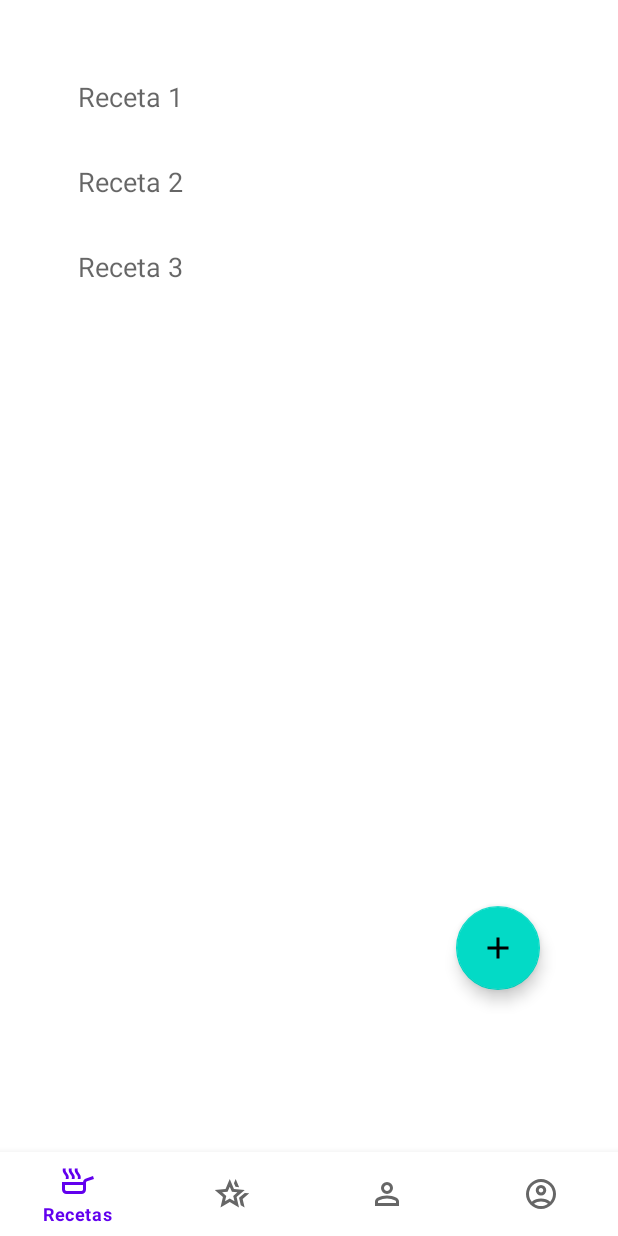
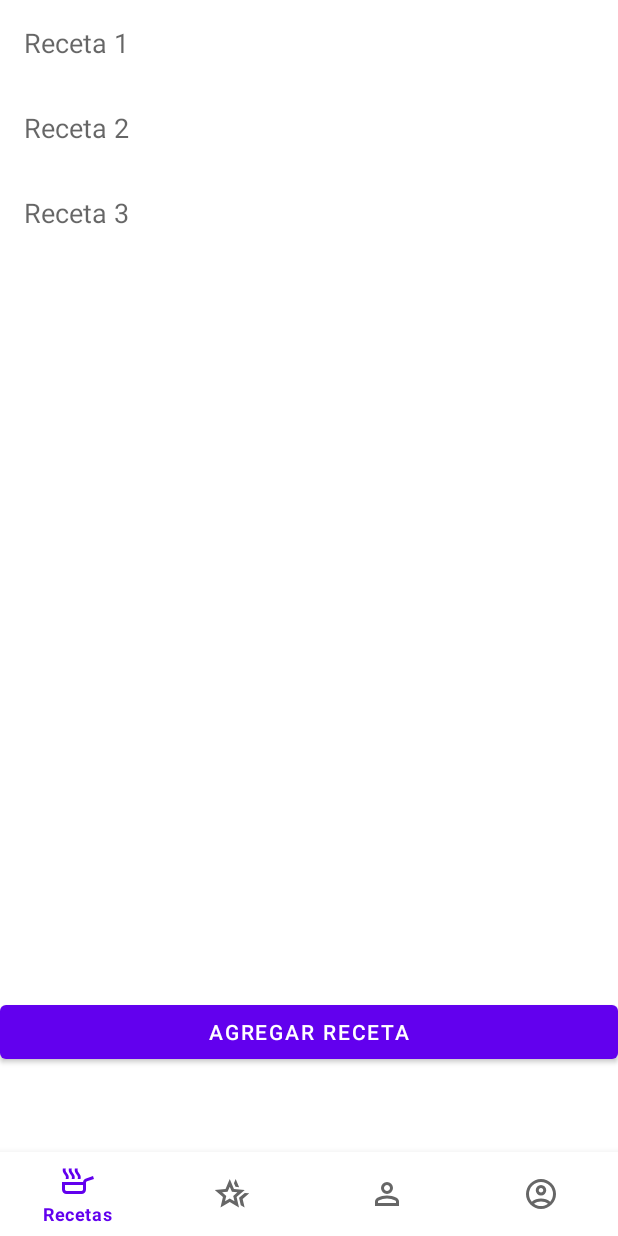
Before and after one commit to cgilsanchez/RECETEOQUETEVE0, an Android app: the RecipeListFragment screen opened through its navigation route, on a phone screen of 412 x 824 dp. Run offline under Robolectric (Android 15) with nearby library versions, the phone set to English and light mode, and no system bars; our stand-ins replace navigation-ui.

Commit message:
first commit

```diff
--- a/app/src/main/java/com/example/receteo/ui/RecipeListFragment.kt
+++ b/app/src/main/java/com/example/receteo/ui/RecipeListFragment.kt
@@ -39,5 +39,12 @@ class RecipeListFragment : Fragment() {
         }
 
         recyclerView.adapter = adapter
+
+        // Configurar el botón para agregar una nueva receta
+        val addRecipeButton = view.findViewById<View>(R.id.buttonAddRecipe)
+        addRecipeButton.setOnClickListener {
+            // Navegar al RecipeCreateFragment
+            Navigation.findNavController(view).navigate(R.id.action_recipeListFragment_to_recipeCreateFragment)
+        }
     }
 }
--- a/app/src/main/res/layout/fragment_recipe_list.xml
+++ b/app/src/main/res/layout/fragment_recipe_list.xml
@@ -1,25 +1,21 @@
-
 <androidx.constraintlayout.widget.ConstraintLayout xmlns:android="http://schemas.android.com/apk/res/android"
-xmlns:app="http://schemas.android.com/apk/res-auto"
     android:layout_width="match_parent"
     android:layout_height="match_parent"
-    android:padding="36dp">
+    xmlns:app="http://schemas.android.com/apk/res-auto">
 
+    <!-- RecyclerView para mostrar la lista de recetas -->
     <androidx.recyclerview.widget.RecyclerView
         android:id="@+id/recycler_view_recipes"
-    android:layout_width="0dp"
+        android:layout_width="match_parent"
         android:layout_height="0dp"
         app:layout_constraintTop_toTopOf="parent"
-    app:layout_constraintBottom_toBottomOf="parent"
-    app:layout_constraintStart_toStartOf="parent"
-    app:layout_constraintEnd_toEndOf="parent" />
+        app:layout_constraintBottom_toTopOf="@+id/buttonAddRecipe" />
 
-<com.google.android.material.floatingactionbutton.FloatingActionButton
-    android:id="@+id/fab_add_recipe"
-    android:layout_width="wrap_content"
+    <!-- Botón para agregar una nueva receta -->
+    <Button
+        android:id="@+id/buttonAddRecipe"
+        android:layout_width="match_parent"
         android:layout_height="wrap_content"
-    android:layout_margin="16dp"
-    app:layout_constraintBottom_toBottomOf="parent"
-    app:layout_constraintEnd_toEndOf="parent"
-    android:src="@drawable/ic_add" />
+        android:text="Agregar Receta"
+        app:layout_constraintBottom_toBottomOf="parent" />
 </androidx.constraintlayout.widget.ConstraintLayout>
--- a/app/src/main/res/navigation/nav_graph.xml
+++ b/app/src/main/res/navigation/nav_graph.xml
@@ -10,8 +10,7 @@
         tools:layout="@layout/fragment_login">
         <action
             android:id="@+id/action_loginFragment_to_registerFragment"
-            app:destination="@id/registerFragment"
-            />
+            app:destination="@id/registerFragment" />
         <action
             android:id="@+id/action_loginFragment_to_recipeListFragment"
             app:destination="@id/recipeListFragment" />
@@ -39,6 +38,9 @@
                 android:name="recipeName"
                 app:argType="string" />
         </action>
+        <action
+            android:id="@+id/action_recipeListFragment_to_recipeCreateFragment"
+            app:destination="@id/recipeCreateFragment" />
     </fragment>
 
     <!-- RecipeDetailFragment -->
@@ -50,4 +52,10 @@
             android:name="recipeName"
             app:argType="string" />
     </fragment>
+
+    <!-- RecipeCreateFragment -->
+    <fragment
+        android:id="@+id/recipeCreateFragment"
+        android:name="com.example.receteo.ui.RecipeCreateFragment"
+        tools:layout="@layout/fragment_recipe_create" />
 </navigation>
--- a/app/src/main/res/values/ids.xml
+++ b/app/src/main/res/values/ids.xml
@@ -20,4 +20,9 @@
     <item name="buttonLogin" type="id" />
     <item name="buttonGoToRegister" type="id" />
     <item name="recipeListFragment" type="id" />
+    <item name="editTextTitle" type="id" />
+    <item name="editTextIngredients" type="id" />
+    <item name="editTextDescription" type="id" />
+    <item name="buttonSave" type="id" />
+    <item name="buttonAddRecipe" type="id" />
 </resources>
```
Also changed, not shown: app/src/main/java/com/example/receteo/ui/RecipeCreateFragment.kt (added, +45 -0 lines), app/src/main/res/layout/fragment_recipe_create.xml (added, +47 -0 lines). Lines whose indentation alone changed are shown as unchanged.
